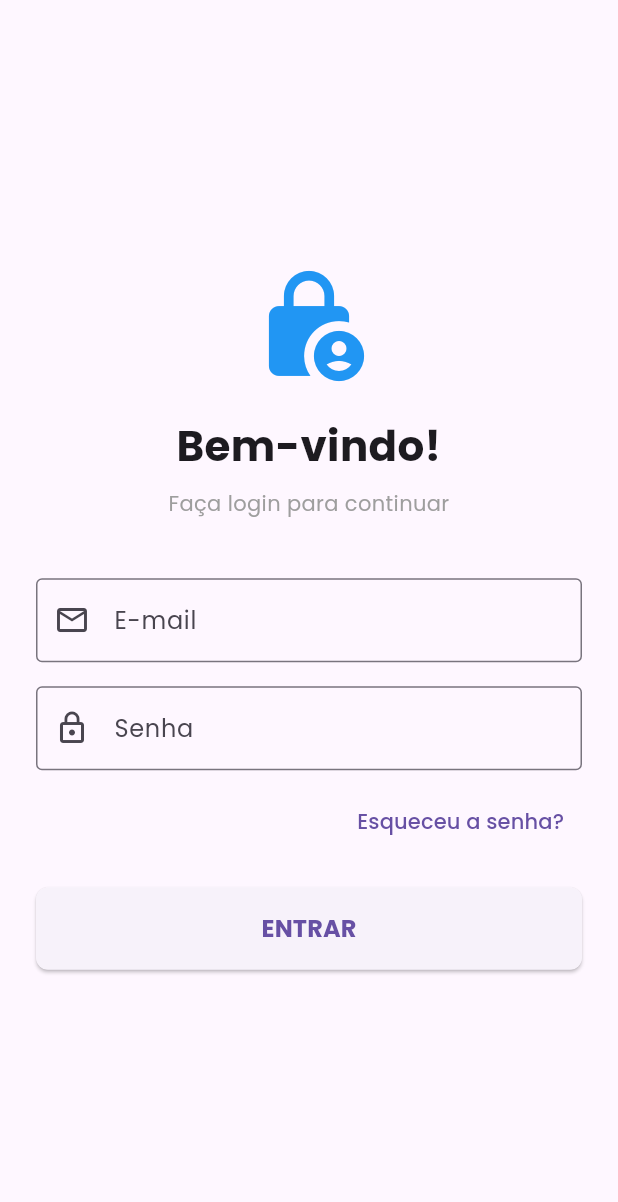
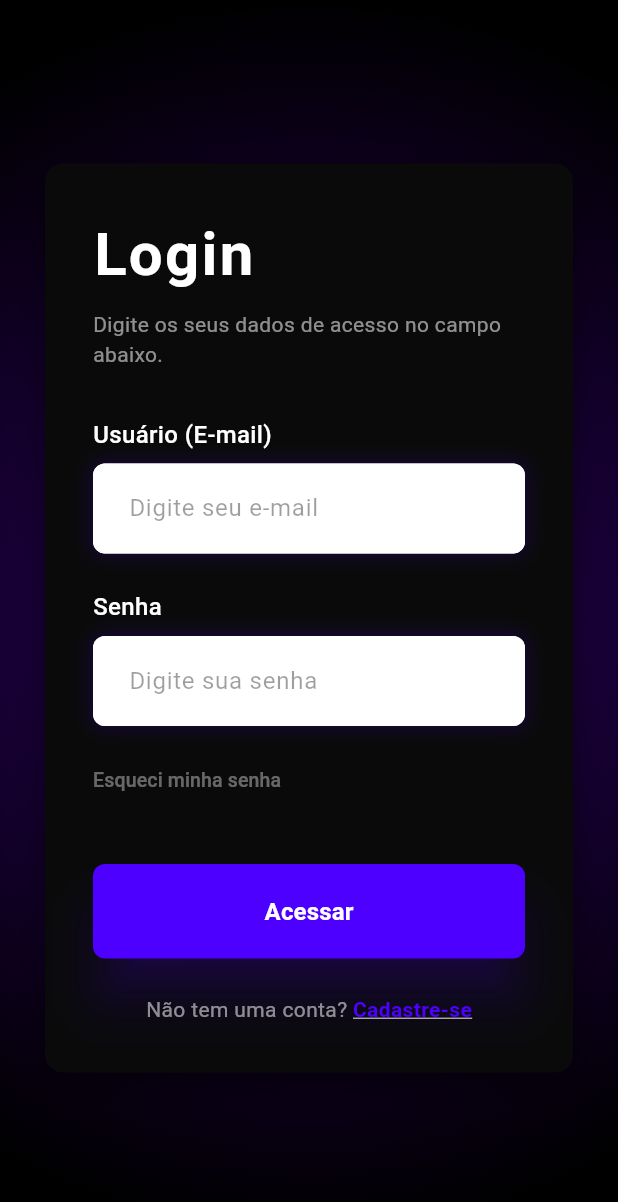
Before and after one commit to campsTIsolutions/controle-instrumentos-app, a Flutter app: the LoginPage screen opened directly, on a phone screen of 412 x 824 dp. Shown: the top 1202 px of the screen. Run offline on Flutter 3.47's test engine with Material 3 defaults, Android fonts, the phone set to English and light mode, and no system bars; our stand-ins replace supabase_flutter; accounts and stored records are empty.

Commit message:
login page, tela de cadastro e conexão com o supabase bem sucedida

```diff
--- a/lib/features/login/login_page.dart
+++ b/lib/features/login/login_page.dart
@@ -1,96 +1,249 @@
 import 'package:flutter/material.dart';
+import 'package:supabase_flutter/supabase_flutter.dart'; // Importação do Supabase
+import 'register_page.dart'; // Certifique-se de criar este arquivo
 
-class LoginPage extends StatelessWidget {
+class LoginPage extends StatefulWidget {
   const LoginPage({super.key});
+
+  @override
+  State<LoginPage> createState() => _LoginPageState();
+}
+
+class _LoginPageState extends State<LoginPage> {
+  final TextEditingController _emailController = TextEditingController();
+  final TextEditingController _passwordController = TextEditingController();
+  bool _isLoading = false; // Para mostrar um carregamento no botão
+
+  @override
+  void dispose() {
+    _emailController.dispose();
+    _passwordController.dispose();
+    super.dispose();
+  }
+
+  // Lógica de Login Real
+  Future<void> _handleLogin() async {
+    setState(() => _isLoading = true);
+    try {
+      final response = await Supabase.instance.client.auth.signInWithPassword(
+        email: _emailController.text.trim(),
+        password: _passwordController.text.trim(),
+      );
+
+      if (response.user != null && mounted) {
+        // Sucesso! Aqui você redirecionaria para a Home
+        ScaffoldMessenger.of(context).showSnackBar(
+          const SnackBar(content: Text("Login realizado com sucesso!")),
+        );
+      }
+    } catch (e) {
+      if (mounted) {
+        ScaffoldMessenger.of(context).showSnackBar(
+          const SnackBar(
+            content: Text("Erro ao acessar: Dados incorretos ou inexistentes"),
+            backgroundColor: Colors.red,
+          ),
+        );
+      }
+    } finally {
+      if (mounted) setState(() => _isLoading = false);
+    }
+  }
 
   @override
   Widget build(BuildContext context) {
     return Scaffold(
-      // Removemos a AppBar para um visual mais limpo, comum em telas de login
-      body: Padding(
-        padding: const EdgeInsets.symmetric(horizontal: 24.0),
+      backgroundColor: Colors.black,
+      body: Container(
+        width: double.infinity,
+        height: double.infinity,
+        decoration: const BoxDecoration(
+          gradient: RadialGradient(
+            center: Alignment.center,
+            radius: 1.0,
+            colors: [Color(0xFF2D0066), Colors.black],
+          ),
+        ),
+        child: SafeArea(
           child: Center(
             child: SingleChildScrollView(
-            // Permite rolar a tela se o teclado abrir
+              padding: const EdgeInsets.symmetric(horizontal: 30.0),
+              child: Container(
+                constraints: const BoxConstraints(maxWidth: 400),
+                padding: const EdgeInsets.all(32),
+                decoration: BoxDecoration(
+                  color: const Color(0xFF0A0A0A),
+                  borderRadius: BorderRadius.circular(12),
+                  boxShadow: [
+                    BoxShadow(
+                      color: Colors.black.withValues(alpha: 0.5),
+                      blurRadius: 20,
+                      offset: const Offset(0, 10),
+                    ),
+                  ],
+                ),
                 child: Column(
-              mainAxisAlignment: MainAxisAlignment.center,
-              crossAxisAlignment: CrossAxisAlignment.stretch,
+                  mainAxisSize: MainAxisSize.min,
+                  crossAxisAlignment: CrossAxisAlignment.start,
                   children: [
-                // Ícone ou Logo (opcional)
-                const Icon(
-                  Icons.lock_person_rounded,
-                  size: 80,
-                  color: Colors.blue,
+                    const Text(
+                      'Login',
+                      style: TextStyle(
+                        color: Colors.white,
+                        fontSize: 40,
+                        fontWeight: FontWeight.bold,
+                        letterSpacing: 1.5,
                       ),
-                const SizedBox(height: 20),
-                const Text(
-                  'Bem-vindo!',
-                  textAlign: TextAlign.center,
-                  style: TextStyle(fontSize: 28, fontWeight: FontWeight.bold),
                     ),
                     const SizedBox(height: 8),
                     const Text(
-                  'Faça login para continuar',
-                  textAlign: TextAlign.center,
-                  style: TextStyle(color: Colors.grey),
+                      'Digite os seus dados de acesso no campo abaixo.',
+                      style: TextStyle(color: Colors.white54, fontSize: 14),
                     ),
-                const SizedBox(height: 40),
-
-                // Campo de E-mail
-                const TextField(
-                  keyboardType: TextInputType.emailAddress,
-                  decoration: InputDecoration(
-                    labelText: 'E-mail',
-                    hintText: 'exemplo@email.com',
-                    prefixIcon: Icon(Icons.email_outlined),
-                    border: OutlineInputBorder(),
+                    const SizedBox(height: 32),
+                    _buildCustomLabel('Usuário (E-mail)'),
+                    const SizedBox(height: 8),
+                    _buildDarkTextField(
+                      hint: 'Digite seu e-mail',
+                      controller: _emailController,
+                    ),
+                    const SizedBox(height: 24),
+                    _buildCustomLabel('Senha'),
+                    const SizedBox(height: 8),
+                    _buildDarkTextField(
+                      hint: 'Digite sua senha',
+                      controller: _passwordController,
+                      isPassword: true,
+                    ),
+                    const SizedBox(height: 12),
+                    TextButton(
+                      onPressed: () {},
+                      style: TextButton.styleFrom(padding: EdgeInsets.zero),
+                      child: const Text(
+                        'Esqueci minha senha',
+                        style: TextStyle(color: Colors.white38, fontSize: 13),
                       ),
                     ),
-                const SizedBox(height: 16),
-
-                // Campo de Senha
-                const TextField(
-                  obscureText: true, // Esconde os caracteres da senha
-                  decoration: InputDecoration(
-                    labelText: 'Senha',
-                    prefixIcon: Icon(Icons.lock_outline),
-                    border: OutlineInputBorder(),
-                  ),
-                ),
-                const SizedBox(height: 10),
-
-                // Esqueci minha senha (alinhado à direita)
-                Align(
-                  alignment: Alignment.centerRight,
-                  child: TextButton(
-                    onPressed: () {},
-                    child: const Text('Esqueceu a senha?'),
-                  ),
-                ),
-                const SizedBox(height: 20),
-
-                // Botão de Entrar
-                ElevatedButton(
-                  onPressed: () {
-                    // Aqui você colocará a lógica de autenticação futuramente
-                    print("Tentando fazer login...");
-                  },
+                    const SizedBox(height: 32),
+                    SizedBox(
+                      width: double.infinity,
+                      child: ElevatedButton(
+                        onPressed: _isLoading ? null : _handleLogin,
                         style: ElevatedButton.styleFrom(
-                    padding: const EdgeInsets.symmetric(vertical: 16),
+                          backgroundColor: const Color(0xFF4D00FF),
+                          foregroundColor: Colors.white,
+                          padding: const EdgeInsets.symmetric(vertical: 20),
                           shape: RoundedRectangleBorder(
                             borderRadius: BorderRadius.circular(8),
                           ),
+                          elevation: 15,
+                          shadowColor: const Color(
+                            0xFF4D00FF,
+                          ).withValues(alpha: 0.5),
                         ),
+                        child: _isLoading
+                            ? const SizedBox(
+                                height: 20,
+                                width: 20,
+                                child: CircularProgressIndicator(
+                                  color: Colors.white,
+                                  strokeWidth: 2,
+                                ),
+                              )
+                            : const Text(
+                                'Acessar',
+                                style: TextStyle(
+                                  fontSize: 16,
+                                  fontWeight: FontWeight.bold,
+                                ),
+                              ),
+                      ),
+                    ),
+                    const SizedBox(height: 24),
+                    Row(
+                      mainAxisAlignment: MainAxisAlignment.center,
+                      children: [
+                        const Text(
+                          "Não tem uma conta? ",
+                          style: TextStyle(color: Colors.white54),
+                        ),
+                        GestureDetector(
+                          onTap: () {
+                            Navigator.push(
+                              context,
+                              MaterialPageRoute(
+                                builder: (context) => const RegisterPage(),
+                              ),
+                            );
+                          },
                           child: const Text(
-                    'ENTRAR',
-                    style: TextStyle(fontSize: 16, fontWeight: FontWeight.bold),
+                            "Cadastre-se",
+                            style: TextStyle(
+                              color: Color(0xFF4D00FF),
+                              fontWeight: FontWeight.bold,
+                              decoration: TextDecoration.underline,
                             ),
+                          ),
+                        ),
+                      ],
                     ),
                   ],
                 ),
               ),
             ),
           ),
+        ),
+      ),
+    );
+  }
+
+  Widget _buildCustomLabel(String text) {
+    return Text(
+      text,
+      style: const TextStyle(
+        color: Colors.white,
+        fontWeight: FontWeight.w500,
+        fontSize: 16,
+      ),
+    );
+  }
+
+  Widget _buildDarkTextField({
+    required String hint,
+    required TextEditingController controller,
+    bool isPassword = false,
+  }) {
+    return Container(
+      decoration: BoxDecoration(
+        color: Colors.white,
+        borderRadius: BorderRadius.circular(8),
+        boxShadow: [
+          BoxShadow(
+            color: const Color(0xFF4D00FF).withValues(alpha: 0.2),
+            blurRadius: 10,
+            spreadRadius: 1,
+          ),
+        ],
+      ),
+      child: TextField(
+        controller: controller,
+        obscureText: isPassword,
+        style: const TextStyle(color: Colors.black87),
+        decoration: InputDecoration(
+          hintText: hint,
+          hintStyle: const TextStyle(color: Colors.black38),
+          contentPadding: const EdgeInsets.symmetric(
+            horizontal: 20,
+            vertical: 18,
+          ),
+          border: OutlineInputBorder(
+            borderRadius: BorderRadius.circular(8),
+            borderSide: BorderSide.none,
+          ),
+          filled: true,
+          fillColor: Colors.white,
+        ),
+      ),
     );
   }
 }
--- a/lib/main.dart
+++ b/lib/main.dart
@@ -1,27 +1,37 @@
 import 'package:flutter/material.dart';
 import 'package:supabase_flutter/supabase_flutter.dart';
+import 'features/login/login_page.dart';
 
-import 'core/config/supabase_config.dart';
-import 'app.dart';
-
-class HomePage extends StatelessWidget {
-  const HomePage({super.key});
-
-  @override
-  Widget build(BuildContext context){
-    return MaterialApp(
-      debugShowCheckedModeBanner: false,
-
-    );
-  }
-}
-Future<void> main() async {
+void main() async {
+  // Garante a inicialização dos componentes do Flutter
   WidgetsFlutterBinding.ensureInitialized();
 
+  // Inicializa a conexão real com o seu banco de dados Supabase
   await Supabase.initialize(
     url: 'https://ylcfdbonhrvvbclinado.supabase.co',
-    anonKey: 'sb_publishable_YopOGM9CpLfvJXXiKNTHJw_Tx1RtZDn.anonKey',
+    anonKey: 'sb_publishable_YopOGM9CpLfvJXXiKNTHJw_Tx1RtZDn',
   );
 
   runApp(const MyApp());
 }
+
+class MyApp extends StatelessWidget {
+  const MyApp({super.key});
+
+  @override
+  Widget build(BuildContext context) {
+    return MaterialApp(
+      title: 'Controle de Instrumentos',
+      debugShowCheckedModeBanner: false,
+      theme: ThemeData(
+        // Tema configurado para combinar com o seu layout Dark/Roxo
+        colorScheme: ColorScheme.fromSeed(
+          seedColor: const Color(0xFF4D00FF),
+          brightness: Brightness.dark,
+        ),
+        useMaterial3: true,
+      ),
+      home: const LoginPage(),
+    );
+  }
+}
```
Also changed, not shown: lib/features/login/register_page.dart (added, +129 -0 lines), pubspec.yaml (+8 -35 lines), pubspec.lock, web_entrypoint.dart (added). Lines whose indentation alone changed are shown as unchanged.
